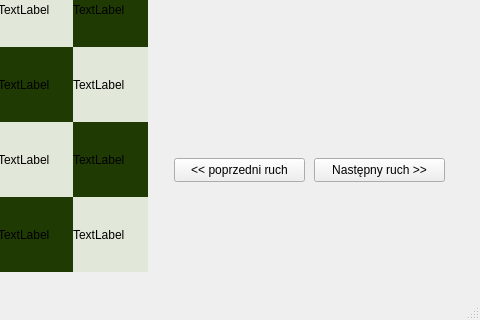
Before: the Qt Designer form ChessAppQt/ChessAppQt.ui in xDepcio/chess-cpp, drawn with Qt 5; both pictures show x 474 to 954 and y 371 to 691 of the 954 by 691 pixel window.
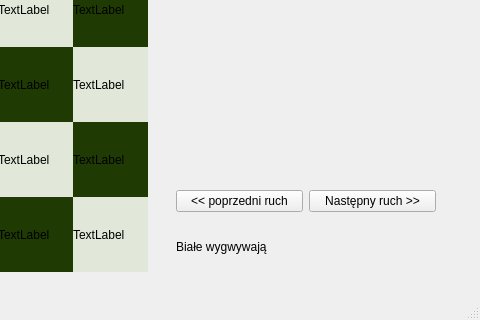
After: the same form once the commit is applied. The open tabs and pages were chosen to show the change. Custom widgets are drawn as their Qt base class.

```diff
--- a/ChessAppQt/ChessAppQt.ui
+++ b/ChessAppQt/ChessAppQt.ui
@@ -2215,24 +2215,25 @@
         </item>
         <item>
          <widget class="QWidget" name="widget_2" native="true">
+          <layout class="QVBoxLayout" name="verticalLayout_68">
+           <item>
+            <spacer name="verticalSpacer">
+             <property name="orientation">
+              <enum>Qt::Vertical</enum>
+             </property>
+             <property name="sizeHint" stdset="0">
+              <size>
+               <width>20</width>
+               <height>40</height>
+              </size>
+             </property>
+            </spacer>
+           </item>
+           <item>
           <widget class="QWidget" name="widget_3" native="true">
-           <property name="geometry">
-            <rect>
-             <x>10</x>
-             <y>470</y>
-             <width>291</width>
-             <height>61</height>
-            </rect>
-           </property>
+             <layout class="QHBoxLayout" name="horizontalLayout_11">
+              <item>
            <widget class="QPushButton" name="prevMoveBtn">
-            <property name="geometry">
-             <rect>
-              <x>10</x>
-              <y>20</y>
-              <width>131</width>
-              <height>24</height>
-             </rect>
-            </property>
             <property name="sizePolicy">
              <sizepolicy hsizetype="Preferred" vsizetype="Preferred">
               <horstretch>0</horstretch>
@@ -2243,20 +2244,31 @@
              <string>&lt;&lt; poprzedni ruch</string>
             </property>
            </widget>
+              </item>
+              <item>
            <widget class="QPushButton" name="nextMoveBtn">
-            <property name="geometry">
-             <rect>
-              <x>150</x>
-              <y>20</y>
-              <width>131</width>
-              <height>24</height>
-             </rect>
-            </property>
             <property name="text">
              <string>Następny ruch &gt;&gt;</string>
             </property>
            </widget>
-          </widget>
+              </item>
+             </layout>
+            </widget>
+           </item>
+           <item>
+            <widget class="QWidget" name="widget_5" native="true">
+             <layout class="QHBoxLayout" name="horizontalLayout_12">
+              <item>
+               <widget class="QLabel" name="gameEndLabel">
+                <property name="text">
+                 <string>Białe wygwywają</string>
+                </property>
+               </widget>
+              </item>
+             </layout>
+            </widget>
+           </item>
+          </layout>
          </widget>
         </item>
        </layout>
```
Lines whose indentation alone changed are shown as unchanged.
